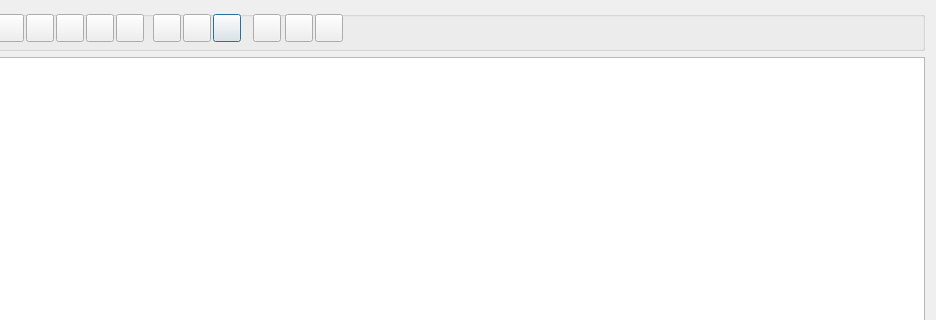
Old version of the form GUI_UIs/ui_dialog_graph.ui in the repository ccbogel/QualCoder; both pictures show x 88 to 1024 and y 0 to 320 of the 1024 by 600 pixel window.
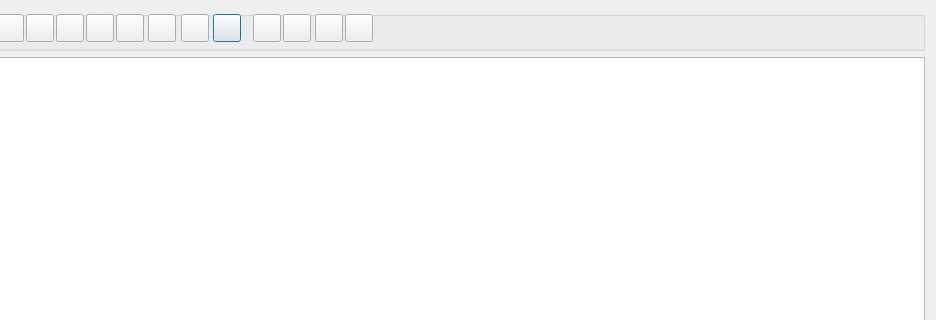
New version of the form.

The edit to the form file:
```diff
--- a/GUI_UIs/ui_dialog_graph.ui
+++ b/GUI_UIs/ui_dialog_graph.ui
@@ -66,7 +66,7 @@
      <widget class="QPushButton" name="pushButton_reveal">
       <property name="geometry">
        <rect>
-        <x>230</x>
+        <x>258</x>
         <y>3</y>
         <width>28</width>
         <height>28</height>
@@ -82,7 +82,7 @@
      <widget class="QPushButton" name="pushButton_savegraph">
       <property name="geometry">
        <rect>
-        <x>330</x>
+        <x>360</x>
         <y>3</y>
         <width>28</width>
         <height>28</height>
@@ -98,7 +98,7 @@
      <widget class="QPushButton" name="pushButton_loadgraph">
       <property name="geometry">
        <rect>
-        <x>362</x>
+        <x>392</x>
         <y>3</y>
         <width>28</width>
         <height>28</height>
@@ -114,7 +114,7 @@
      <widget class="QPushButton" name="pushButton_deletegraph">
       <property name="geometry">
        <rect>
-        <x>392</x>
+        <x>422</x>
         <y>3</y>
         <width>28</width>
         <height>28</height>
@@ -210,7 +210,7 @@
      <widget class="QPushButton" name="pushButton_clear">
       <property name="geometry">
        <rect>
-        <x>260</x>
+        <x>330</x>
         <y>3</y>
         <width>28</width>
         <height>28</height>
@@ -226,9 +226,9 @@
      <widget class="QLabel" name="label_loaded_graph">
       <property name="geometry">
        <rect>
-        <x>425</x>
+        <x>460</x>
         <y>4</y>
-        <width>561</width>
+        <width>541</width>
         <height>28</height>
        </rect>
       </property>
@@ -252,6 +252,22 @@
        <string/>
       </property>
      </widget>
+     <widget class="QPushButton" name="pushButton_memos_of_file">
+      <property name="geometry">
+       <rect>
+        <x>225</x>
+        <y>3</y>
+        <width>28</width>
+        <height>28</height>
+       </rect>
+      </property>
+      <property name="toolTip">
+       <string>Show selected coding memos of selected file</string>
+      </property>
+      <property name="text">
+       <string/>
+      </property>
+     </widget>
     </widget>
    </item>
    <item row="1" column="0">
```
